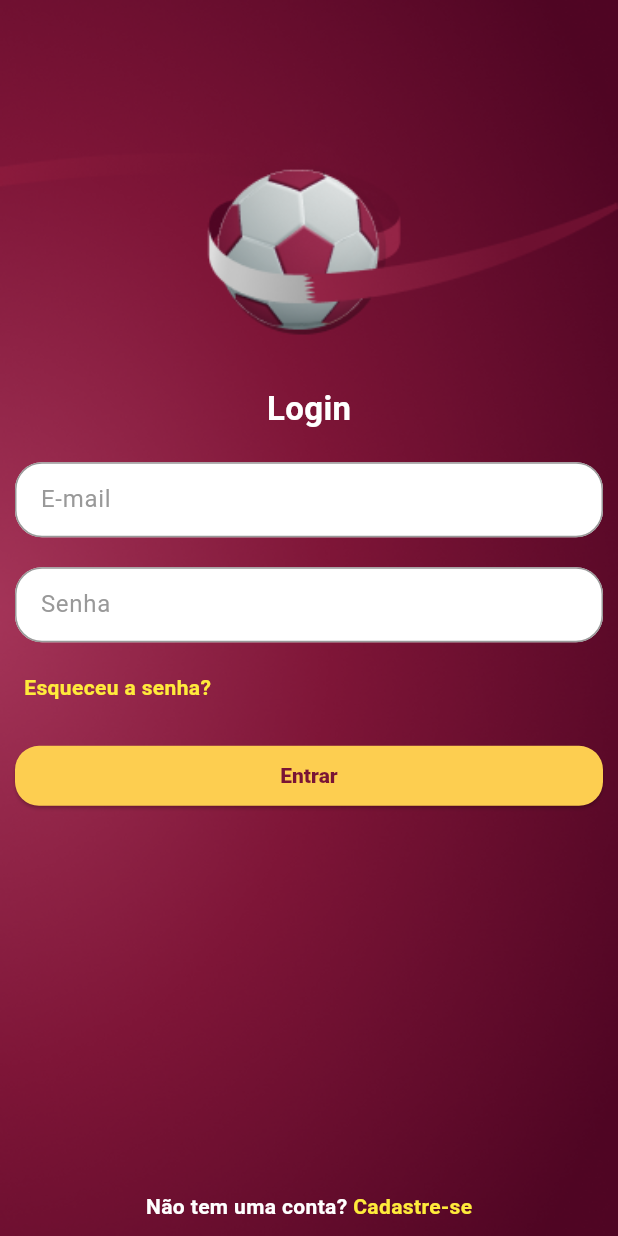
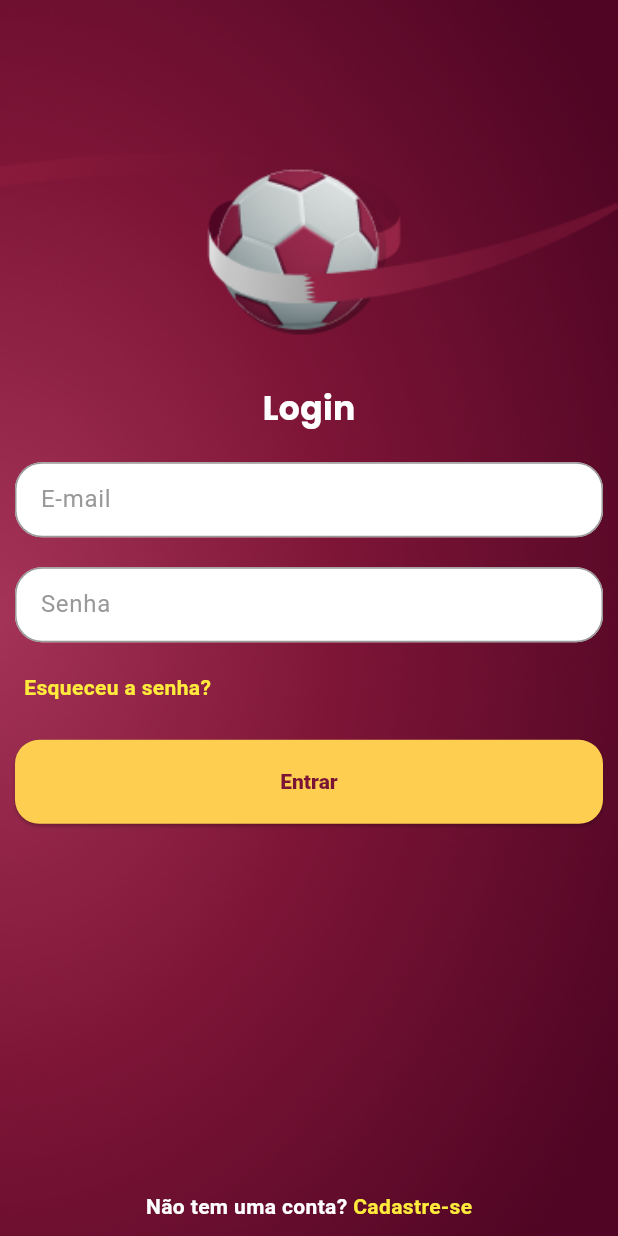
Before and after one commit to JrGirotto/fwc_album_app, a Flutter app: the LoginPage screen opened by its route, on a phone screen of 412 x 824 dp. Run offline on Flutter 3.47's test engine with Material 3 defaults, Android fonts, the phone set to English and light mode, and no system bars; our stand-ins replace dio, loading_animation_widget, top_snackbar_flutter; missing offline and left inert: flutter_getit; Roboto replaces fonts that are missing (MPlus1P).

```diff
--- a/lib/app/core/ui/styles/button_styles.dart
+++ b/lib/app/core/ui/styles/button_styles.dart
@@ -32,7 +32,7 @@ class ButtonStyles {
           borderRadius: BorderRadius.circular(16),
         ),
         textStyle:
-            TextStyles.i.textSecondaryFontExtraBold.copyWith(fontSize: 14),
+            TextStyles.i.textSecondaryFontBold.copyWith(fontSize: 14),
       );
 
   ButtonStyle get primaryOutlineButton => ElevatedButton.styleFrom(
--- a/lib/app/core/ui/styles/text_styles.dart
+++ b/lib/app/core/ui/styles/text_styles.dart
@@ -48,7 +48,10 @@ class TextStyles {
       .copyWith(color: ColorsApp.i.primary);
 
   TextStyle get titleWhite =>
-      textSecondaryFontBold.copyWith(fontSize: 22, color: Colors.white);
+      textPrimaryFontBold.copyWith(fontSize: 22, color: Colors.white);
+
+  TextStyle get titleBlack =>
+      textPrimaryFontBold.copyWith(fontSize: 22, color: Colors.black);
 
 }
 
--- a/lib/app/core/ui/theme/theme_config.dart
+++ b/lib/app/core/ui/theme/theme_config.dart
@@ -12,7 +12,6 @@ final class ThemeConfig {
   );
 
   static final theme = ThemeData(
-    useMaterial3: true,
     appBarTheme: AppBarTheme(
       backgroundColor: Colors.white,
       elevation: 0,
--- a/lib/app/core/ui/widgets/button.dart
+++ b/lib/app/core/ui/widgets/button.dart
@@ -29,7 +29,8 @@ class Button extends StatelessWidget {
     this.height,
     this.onPressed,
   })  : style = ButtonStyles.i.primaryButton,
-        labelStyle = TextStyles.i.textSecondaryFontExtraBold,
+        labelStyle = TextStyles.i.textSecondaryFontBold,
+
         outline = false;
 
   @override
@@ -42,12 +43,13 @@ class Button extends StatelessWidget {
 
     return SizedBox(
       width: width,
-      height: height,
+      height: 56,
       child: outline
           ? OutlinedButton(
               style: style,
               onPressed: onPressed,
               child: labelText,
+
             )
           : ElevatedButton(
               style: style,
--- a/lib/app/fwc_album_app.dart
+++ b/lib/app/fwc_album_app.dart
@@ -3,6 +3,7 @@ import 'package:flutter_getit/flutter_getit.dart';
 import 'package:fwc_album_app/app/core/rest/custom_dio.dart';
 import 'package:fwc_album_app/app/core/ui/theme/theme_config.dart';
 import 'package:fwc_album_app/app/pages/auth/login/login_page.dart';
+import 'package:fwc_album_app/app/pages/auth/login/register/register_page.dart';
 import 'package:fwc_album_app/app/pages/home/home_page.dart';
 import 'package:fwc_album_app/app/pages/splash/view/splash_route.dart';
 import 'package:fwc_album_app/app/repository/auth/auth_repository.dart';
@@ -27,6 +28,7 @@ class FwcAlbumApp extends StatelessWidget {
         routes: {
           '/': (_) => const SplashRoute(),
           '/auth/login': (_) => const LoginPage(),
+          '/auth/register': (_) => const RegisterPage(),
           '/home': (_) => const HomePage(),
         },
       ),
--- a/lib/app/pages/auth/login/login_page.dart
+++ b/lib/app/pages/auth/login/login_page.dart
@@ -1,3 +1,4 @@
+import 'package:flutter/gestures.dart';
 import 'package:flutter/material.dart';
 import 'package:fwc_album_app/app/core/ui/styles/button_styles.dart';
 import 'package:fwc_album_app/app/core/ui/styles/colors_app.dart';
@@ -82,8 +83,13 @@ class _LoginPageState extends State<LoginPage> {
                         text: ' Cadastre-se',
                         style: context.textStyles.textSecondaryFontMedium
                             .copyWith(color: Colors.yellow),
-                      )
-                    ]),
+                          recognizer: TapGestureRecognizer()
+                            ..onTap = () {
+                              Navigator.of(context).pushNamed('/auth/register');
+                            },
+                        ),
+                      ],
+                    ),
                   )
                 ],
               ),
```
Also changed, not shown: lib/app/pages/auth/login/register/register_page.dart (added, +76 -0 lines).
